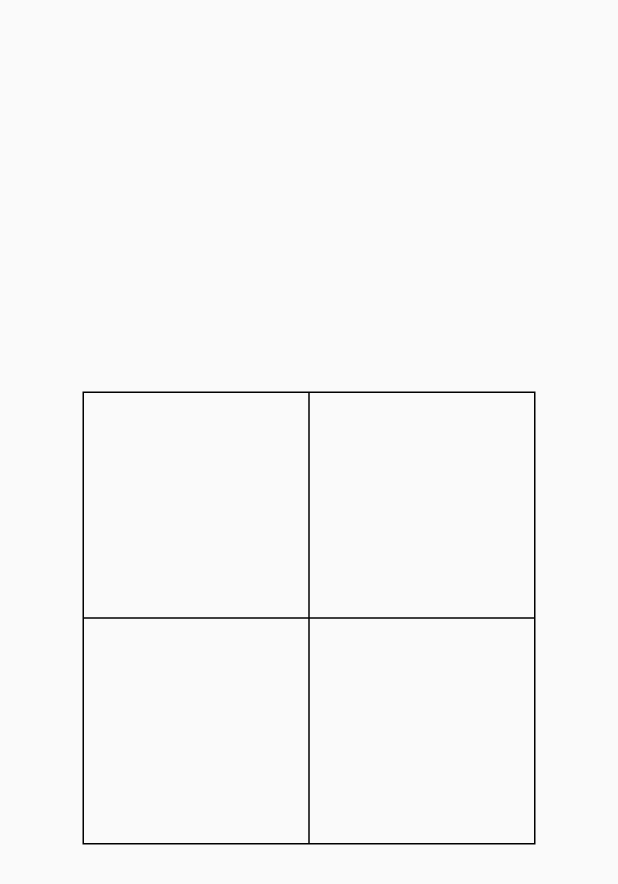
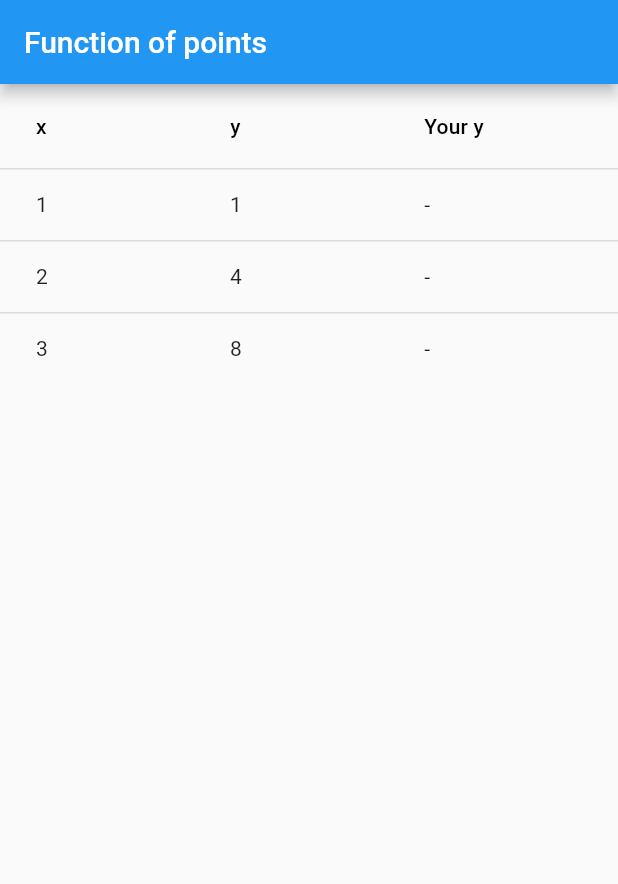
Before and after one commit to ruskakimov/function_through_points, a Flutter app: the screen it shows after launch, on a phone screen of 412 x 824 dp. Shown: the top 884 px of the screen. Run offline on Flutter 3.47's test engine with Material 2 defaults, Android fonts, the phone set to English and light mode, and no system bars.

Commit message:
Data table!

```diff
--- a/lib/main.dart
+++ b/lib/main.dart
@@ -8,42 +8,39 @@ class MyApp extends StatelessWidget {
     return MaterialApp(
       title: 'Graphing playground',
       home: Scaffold(
-        body: Center(
-          child: Container(
-            decoration: BoxDecoration(border: Border.all(color: Colors.black)),
-            child: CustomPaint(
-              painter: MyPainter(),
-              size: Size(300, 300),
-            ),
-          ),
+        appBar: AppBar(
+          title: Text('Function of points'),
+        ),
+        body: Column(
+          crossAxisAlignment: CrossAxisAlignment.stretch,
+          children: [
+            DataTable(
+              columns: [
+                DataColumn(label: Text('x')),
+                DataColumn(label: Text('y')),
+                DataColumn(label: Text('Your y')),
+              ],
+              rows: [
+                DataRow(cells: [
+                  DataCell(Text('1')),
+                  DataCell(Text('1')),
+                  DataCell(Text('-')),
+                ]),
+                DataRow(cells: [
+                  DataCell(Text('2')),
+                  DataCell(Text('4')),
+                  DataCell(Text('-')),
+                ]),
+                DataRow(cells: [
+                  DataCell(Text('3')),
+                  DataCell(Text('8')),
+                  DataCell(Text('-')),
+                ]),
+              ],
+            )
+          ],
         ),
       ),
     );
   }
 }
-
-class MyPainter extends CustomPainter {
-  @override
-  void paint(Canvas canvas, Size size) {
-    final paint = Paint();
-    paint.style = PaintingStyle.stroke;
-    paint.strokeWidth = 1;
-
-    // vertical axis
-    canvas.drawLine(
-      Offset(size.width / 2, 0),
-      Offset(size.width / 2, size.height),
-      paint,
-    );
-
-    // horizontal axis
-    canvas.drawLine(
-      Offset(0, size.height / 2),
-      Offset(size.width, size.height / 2),
-      paint,
-    );
-  }
-
-  @override
-  bool shouldRepaint(CustomPainter oldDelegate) => true;
-}
```
